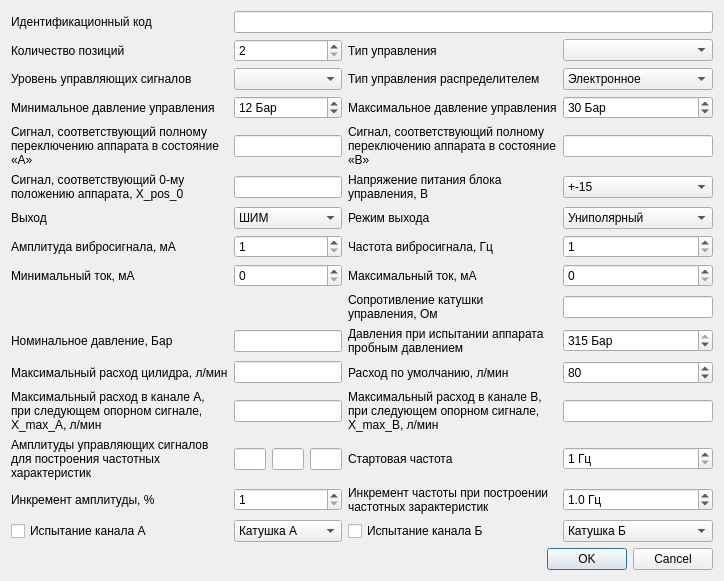
Before: the Qt Designer form servo_title_info.ui in firef0xff/SSHGS01, drawn with Qt 5.
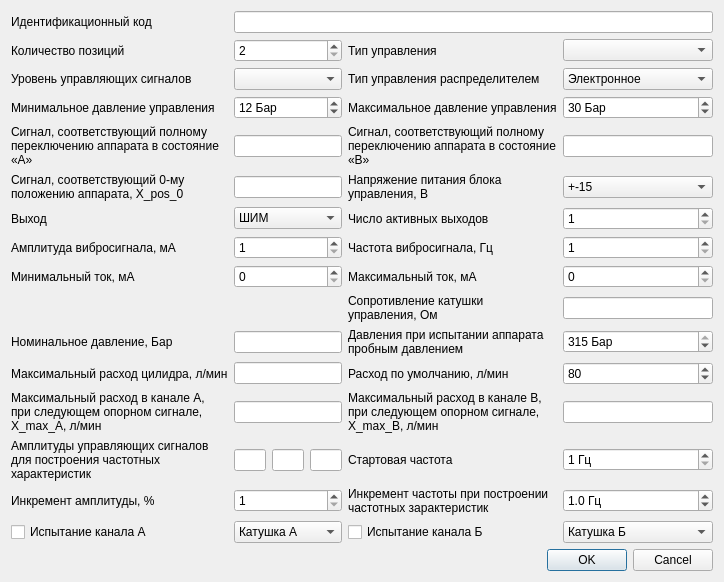
After: the same form once the commit is applied.

What changed in the file:
```diff
--- a/servo_title_info.ui
+++ b/servo_title_info.ui
@@ -512,7 +512,7 @@
      <item row="8" column="2">
       <widget class="QLabel" name="l_OutputCase">
        <property name="text">
-        <string>Режим выхода</string>
+        <string>Число активных выходов</string>
        </property>
       </widget>
      </item>
@@ -673,20 +673,6 @@
        </property>
       </widget>
      </item>
-     <item row="8" column="3">
-      <widget class="QComboBox" name="OutputCase">
-       <item>
-        <property name="text">
-         <string>Униполярный</string>
-        </property>
-       </item>
-       <item>
-        <property name="text">
-         <string>Биполярный</string>
-        </property>
-       </item>
-      </widget>
-     </item>
      <item row="9" column="0">
       <widget class="QLabel" name="l_v_sig_ampl">
        <property name="text">
@@ -875,6 +861,16 @@
        </property>
       </widget>
      </item>
+     <item row="8" column="3">
+      <widget class="QSpinBox" name="OutputChannels">
+       <property name="minimum">
+        <number>1</number>
+       </property>
+       <property name="maximum">
+        <number>2</number>
+       </property>
+      </widget>
+     </item>
     </layout>
    </item>
    <item>
```
Left out of the diff: 2 changed lines with no effect on the pictures.
